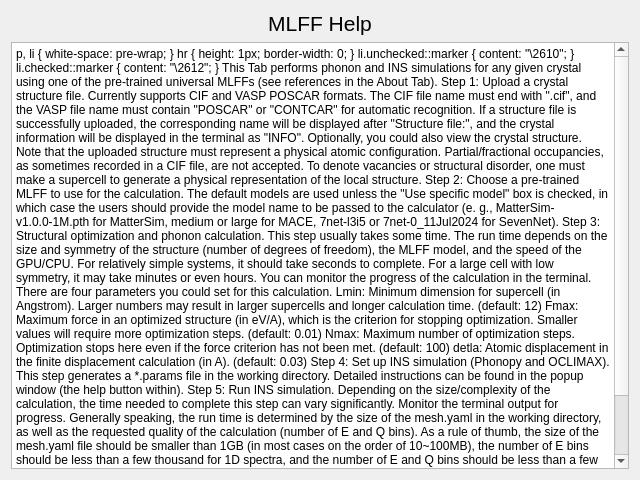
Old version of the form src/inspired/gui/help_mlff.ui in the repository neutrons/inspired.
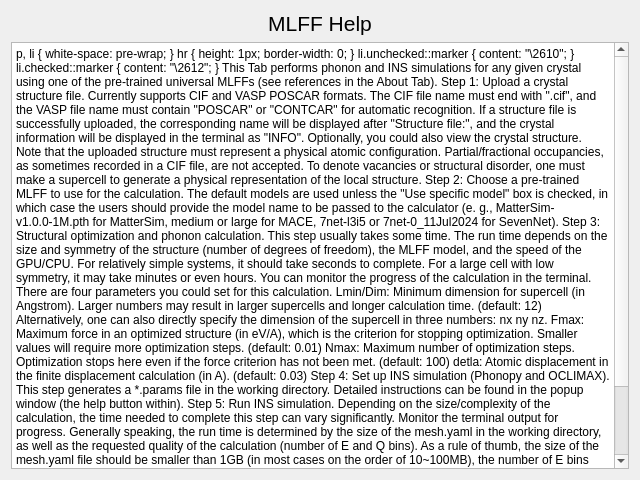
New version of the form.

Patch:
```diff
--- a/src/inspired/gui/help_mlff.ui
+++ b/src/inspired/gui/help_mlff.ui
@@ -39,7 +39,7 @@
 &lt;p style=&quot;-qt-paragraph-type:empty; margin-top:0px; margin-bottom:0px; margin-left:0px; margin-right:0px; -qt-block-indent:0; text-indent:0px; font-size:12pt;&quot;&gt;&lt;br /&gt;&lt;/p&gt;
 &lt;p style=&quot; margin-top:0px; margin-bottom:0px; margin-left:0px; margin-right:0px; -qt-block-indent:0; text-indent:0px;&quot;&gt;&lt;span style=&quot; font-size:12pt;&quot;&gt;Step 3: Structural optimization and phonon calculation. This step usually takes some time. The run time depends on the size and symmetry of the structure (number of degrees of freedom), the MLFF model, and the speed of the GPU/CPU. For relatively simple systems, it should take seconds to complete. For a large cell with low symmetry, it may take minutes or even hours. You can monitor the progress of the calculation in the terminal. There are four parameters you could set for this calculation.&lt;/span&gt;&lt;/p&gt;
 &lt;p style=&quot;-qt-paragraph-type:empty; margin-top:0px; margin-bottom:0px; margin-left:0px; margin-right:0px; -qt-block-indent:0; text-indent:0px; font-size:12pt;&quot;&gt;&lt;br /&gt;&lt;/p&gt;
-&lt;p style=&quot; margin-top:0px; margin-bottom:0px; margin-left:0px; margin-right:0px; -qt-block-indent:0; text-indent:0px;&quot;&gt;&lt;span style=&quot; font-size:12pt;&quot;&gt;Lmin: Minimum dimension for supercell (in Angstrom). Larger numbers may result in larger supercells and longer calculation time. (default: 12)&lt;/span&gt;&lt;/p&gt;
+&lt;p style=&quot; margin-top:0px; margin-bottom:0px; margin-left:0px; margin-right:0px; -qt-block-indent:0; text-indent:0px;&quot;&gt;&lt;span style=&quot; font-size:12pt;&quot;&gt;Lmin/Dim: Minimum dimension for supercell (in Angstrom). Larger numbers may result in larger supercells and longer calculation time. (default: 12) Alternatively, one can also directly specify the dimension of the supercell in three numbers: nx ny nz.&lt;/span&gt;&lt;/p&gt;
 &lt;p style=&quot;-qt-paragraph-type:empty; margin-top:0px; margin-bottom:0px; margin-left:0px; margin-right:0px; -qt-block-indent:0; text-indent:0px; font-size:12pt;&quot;&gt;&lt;br /&gt;&lt;/p&gt;
 &lt;p style=&quot; margin-top:0px; margin-bottom:0px; margin-left:0px; margin-right:0px; -qt-block-indent:0; text-indent:0px;&quot;&gt;&lt;span style=&quot; font-size:12pt;&quot;&gt;Fmax: Maximum force in an optimized structure (in eV/A), which is the criterion for stopping optimization. Smaller values will require more optimization steps. (default: 0.01)&lt;/span&gt;&lt;/p&gt;
 &lt;p style=&quot;-qt-paragraph-type:empty; margin-top:0px; margin-bottom:0px; margin-left:0px; margin-right:0px; -qt-block-indent:0; text-indent:0px; font-size:12pt;&quot;&gt;&lt;br /&gt;&lt;/p&gt;
```
